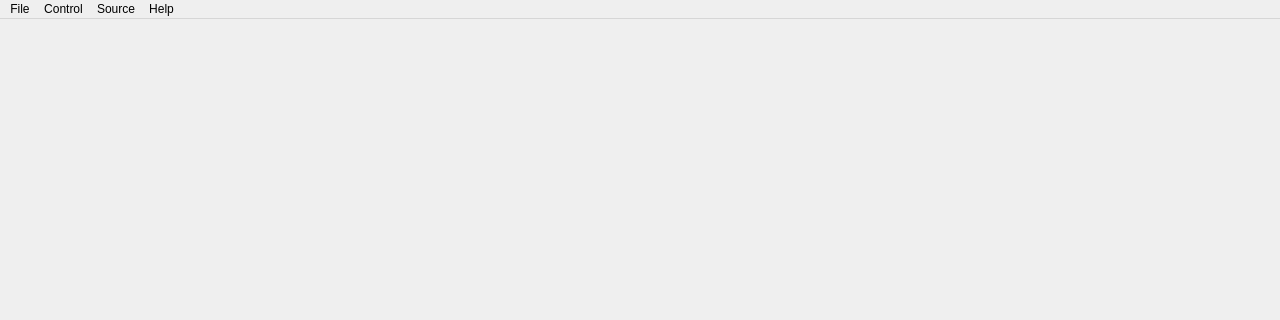
Old version of the form ui/mainwindow.ui in the repository TechxArtisanStudio/Openterface_QT; both pictures show x 0 to 1280 and y 0 to 320 of the 1280 by 761 pixel window.
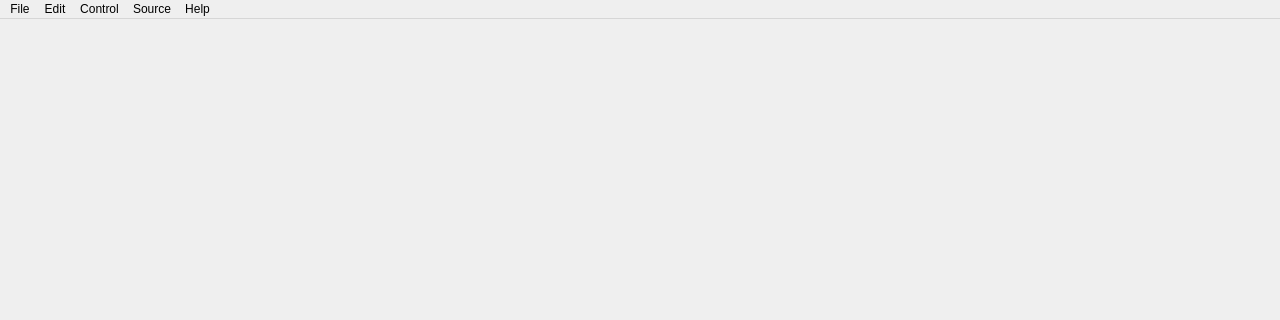
New version of the form.

Patch:
```diff
--- a/ui/mainwindow.ui
+++ b/ui/mainwindow.ui
@@ -115,7 +115,15 @@
     <addaction name="actionPurchase"/>
     <addaction name="actionFeedback"/>
    </widget>
+   <widget class="QMenu" name="menuEdit">
+    <property name="title">
+     <string>Edit</string>
+    </property>
+    <addaction name="actionCopy"/>
+    <addaction name="actionPaste"/>
+   </widget>
    <addaction name="menuFile"/>
+   <addaction name="menuEdit"/>
    <addaction name="menuControl"/>
    <addaction name="menuSource"/>
    <addaction name="menuHelp"/>
```
Left out of the diff: 35 changed lines with no effect on the pictures. Lines whose indentation alone changed are shown as unchanged.
